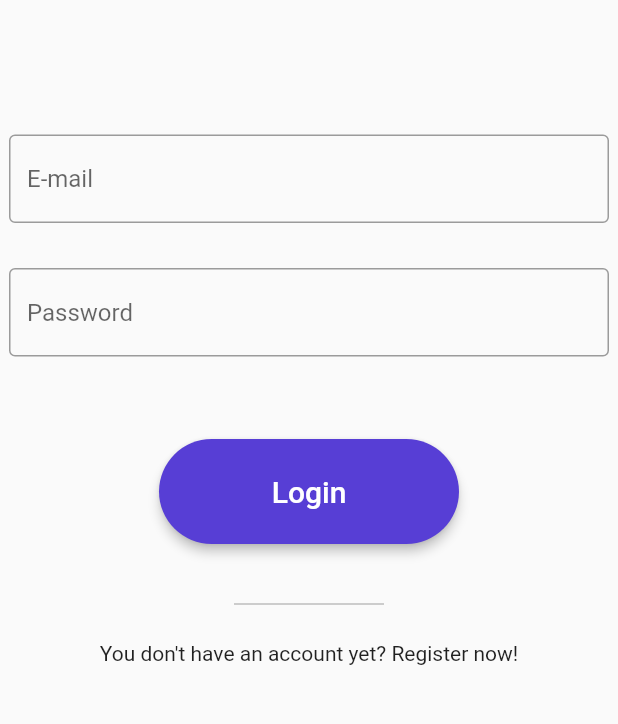
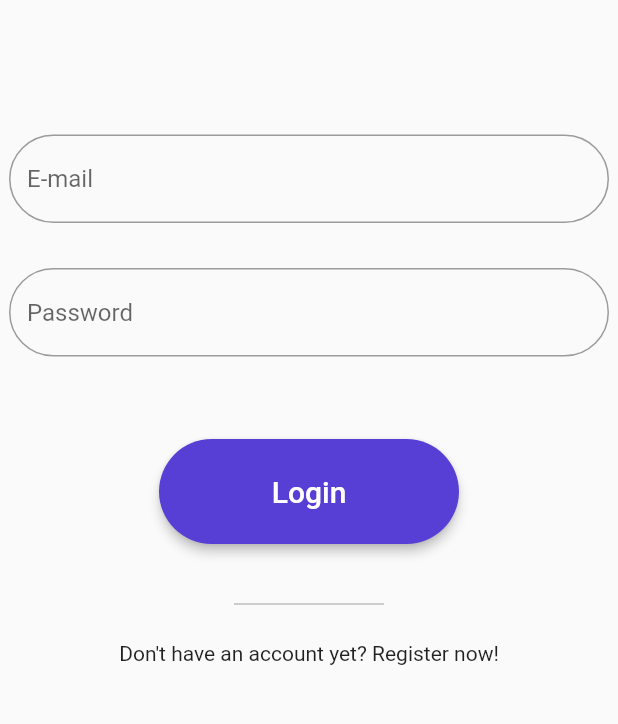
Before and after one commit to Ronakage/cyr-express, a Flutter app: the screen it shows after launch, on a phone screen of 412 x 824 dp, the part 503-1227 px from its top. Run offline on Flutter 3.47's test engine with Material 2 defaults, Android fonts, the phone set to English and light mode, and no system bars; drawn by our look-alikes of animated_text_kit; our stand-ins replace google_fonts.

```diff
--- a/frontend/lib/main.dart
+++ b/frontend/lib/main.dart
@@ -73,7 +73,7 @@ class _AuthentactionPageState extends State<AuthentactionPage> {
             //Breaking Line
             const SizedBox(
                 height: 50, width: 100, child: Divider(color: Colors.grey)),
-            const Text("You don't have an account yet? Register now!"),
+            const Text("Don't have an account yet? Register now!"),
             const SizedBox(height: 50),
             //Register Button
             AuthPageRegisterButton(),
@@ -134,11 +134,12 @@ class AuthPagePasswordWidget extends StatelessWidget {
             obscureText: true,
             maxLines: 1,
             decoration: InputDecoration(
-              border: OutlineInputBorder(),
-              focusedBorder: OutlineInputBorder(
-                  borderSide:
-                      BorderSide(color: CustomColors.primaryColor),
+              border: OutlineInputBorder(
+                borderSide: BorderSide(color: CustomColors.primaryColor),
                   borderRadius: BorderRadius.all(Radius.circular(100))),
+              focusedBorder:OutlineInputBorder(
+                borderSide: BorderSide(color: CustomColors.primaryColor),
+              ),
               hintText: 'Password',
             )),
       ),
@@ -163,11 +164,10 @@ class AuthPageEmailInputWidget extends StatelessWidget {
             decoration: InputDecoration(
               border: OutlineInputBorder(
                 borderSide: BorderSide(color: CustomColors.primaryColor),
+                  borderRadius: BorderRadius.all(Radius.circular(100))),
+              focusedBorder:OutlineInputBorder(
+                borderSide: BorderSide(color: CustomColors.primaryColor),
               ),
-              focusedBorder: OutlineInputBorder(
-                  borderSide:
-                      BorderSide(color: CustomColors.primaryColor),
-                  borderRadius: BorderRadius.all(Radius.circular(100))),
               hintText: 'E-mail',
             )),
       ),
```
